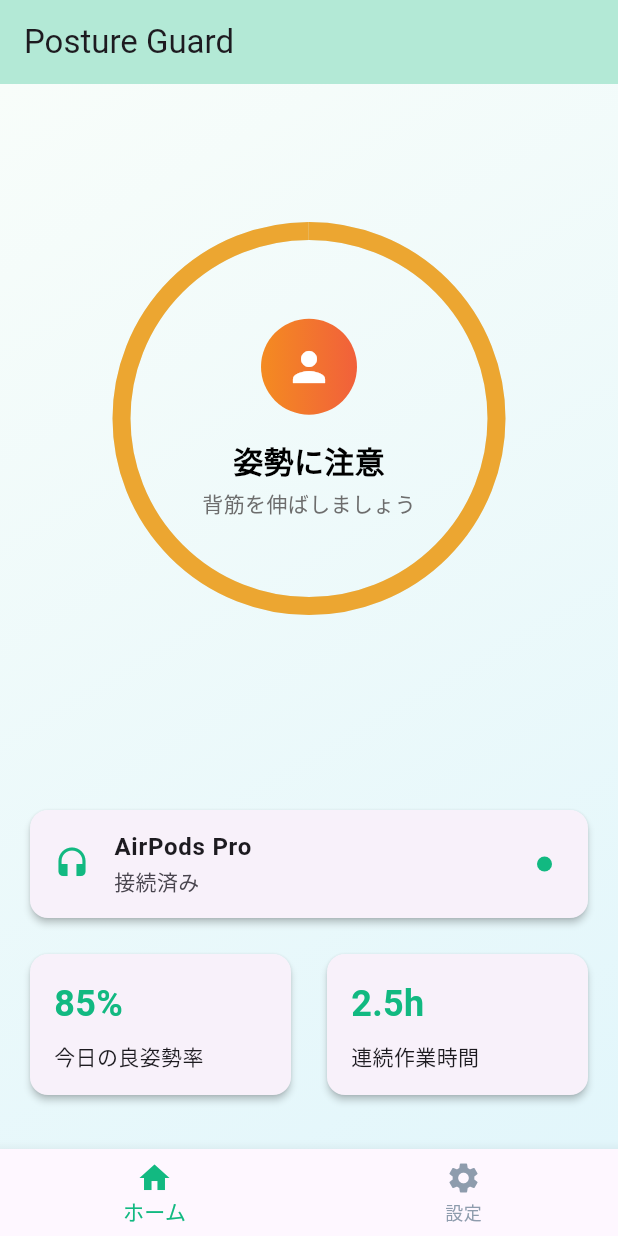
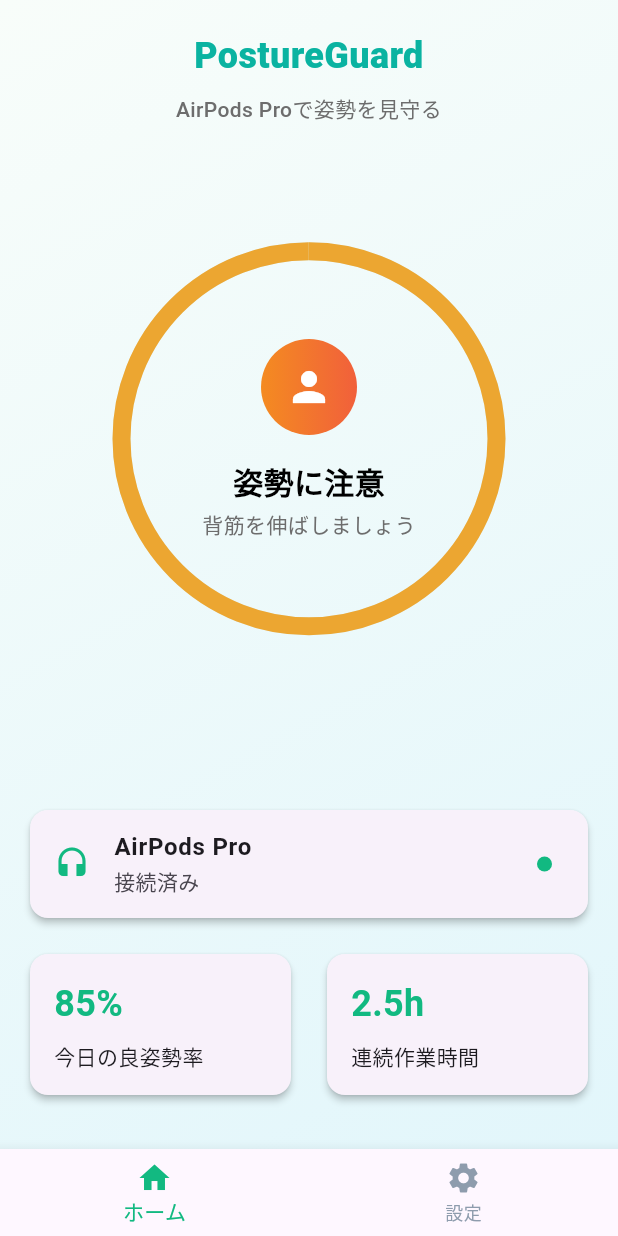
Before and after one commit to HackU-team6/frontend, a Flutter app: the screen it shows after launch, on a phone screen of 412 x 824 dp. Run offline on Flutter 3.47's test engine with Material 3 defaults, Android fonts, the phone set to English and light mode, and no system bars; our stand-ins replace flutter_local_notifications, shared_preferences; missing offline and left inert: flutter_airpods.

Commit message:
HomeScreenContentのAppBarを修正

```diff
--- a/lib/screen/home_screen.dart
+++ b/lib/screen/home_screen.dart
@@ -56,10 +56,6 @@ class _HomeScreenState extends State<HomeScreen> {
   @override
   Widget build(BuildContext context) {
     return Scaffold(
-      appBar: AppBar(
-        backgroundColor: const Color(0xFFB3E9D6),
-        title: Text(widget.title),
-      ),
       body: _pages[_selectedIndex],
       bottomNavigationBar: BottomNavigationBar(
         type: BottomNavigationBarType.fixed,
--- a/lib/screen/home_screen_content.dart
+++ b/lib/screen/home_screen_content.dart
@@ -19,6 +19,26 @@ class HomeScreenContent extends StatelessWidget {
           child: Column(
             crossAxisAlignment: CrossAxisAlignment.stretch,
             children: [
+              const SizedBox(height: 20),
+              Text(
+                "PostureGuard",
+                textAlign: TextAlign.center,
+                style: TextStyle(
+                  fontSize: 24,
+                  fontWeight: FontWeight.w800,
+                  color: Color(0xFF0AB3A1),
+                ),
+              ),
+              const SizedBox(height: 8),
+              const Text(
+                'AirPods Proで姿勢を見守る',
+                style: TextStyle(
+                  fontWeight: FontWeight.w500,
+                  fontSize: 14,
+                  color: Color(0xFF6D6D6D),
+                ),
+                textAlign: TextAlign.center,
+              ),
               const SizedBox(height: 20),
               Expanded(
                 flex: 4,
```
